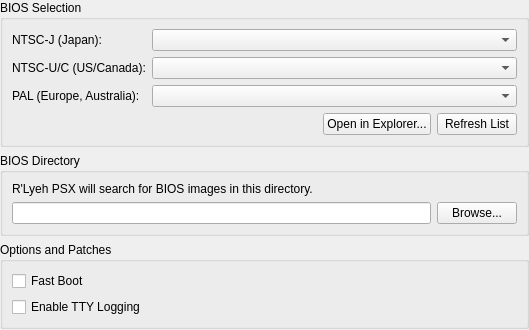
This is src/RLyehPSX-qt/biossettingswidget.ui in psychocodermonkey/RLyehPSX as Qt 5 draws it before an edit. The edited form follows.
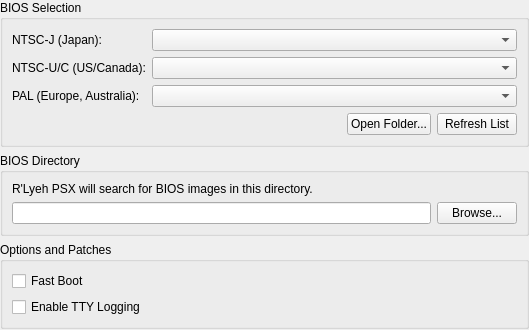
This is the edited form.

```diff
--- a/src/RLyehPSX-qt/biossettingswidget.ui
+++ b/src/RLyehPSX-qt/biossettingswidget.ui
@@ -98,7 +98,7 @@
         <item>
          <widget class="QPushButton" name="openSearchDirectory">
           <property name="text">
-           <string>Open in Explorer...</string>
+           <string>Open Folder...</string>
           </property>
          </widget>
         </item>
```
